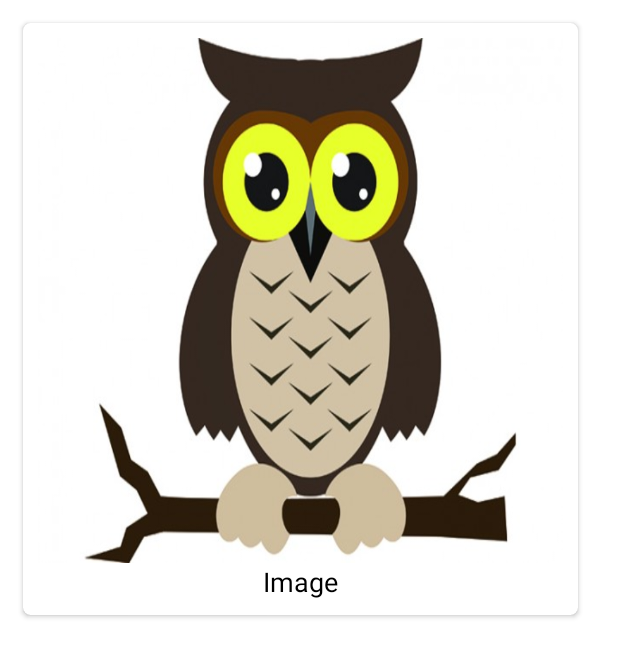
After one commit to 55Evo/Promesse, an Android app: the layout mascot_item.xml on its own in the app's theme, with its tools: preview values and no code run, on a phone screen of 412 x 824 dp. The commit adds this screen. Shown: the top 657 px of the screen. Run offline under Robolectric (Android 15) with nearby library versions, the phone set to English and light mode, and no system bars.

Commit message:
add selection mascot #3

```diff
--- a/app/build.gradle
+++ b/app/build.gradle
@@ -40,7 +40,7 @@ dependencies {
     implementation 'com.google.android.material:material:1.2.1'
     implementation 'androidx.constraintlayout:constraintlayout:2.0.4'
     implementation 'androidx.cardview:cardview:1.0.0'
-    testImplementation 'junit:junit:4.+'
+   testImplementation 'junit:junit:4.+'
     androidTestImplementation 'androidx.test.ext:junit:1.1.2'
     androidTestImplementation 'androidx.test.espresso:espresso-core:3.3.0'
     implementation 'com.github.mancj:MaterialSearchBar:0.8.5'
@@ -49,4 +49,5 @@ dependencies {
     implementation 'androidx.appcompat:appcompat:1.2.0'
 
 
+
 }
--- a/app/src/main/java/fr/gof/promesse/PromiseManagerActivity.kt
+++ b/app/src/main/java/fr/gof/promesse/PromiseManagerActivity.kt
@@ -10,6 +10,7 @@ import android.widget.TextView
 import android.widget.Toast
 import androidx.appcompat.app.AppCompatActivity
 import fr.gof.promesse.database.PromiseDataBase
+import fr.gof.promesse.model.Mascot
 import fr.gof.promesse.model.Promise
 import fr.gof.promesse.model.State
 import java.util.*
@@ -105,7 +106,7 @@ class PromiseManagerActivity : AppCompatActivity() {
             editTextTitle.error = getString(R.string.emptyField)
             return
         }
-        val defaultUser = promiseDataBase.createDefaultAccount()
+        val defaultUser = promiseDataBase.createDefaultAccount(Mascot("Super Mascotte", R.drawable.mascot1))
         val promise = Promise(
                 -1,
                 editTextTitle.text.toString(),
--- a/app/src/main/java/fr/gof/promesse/model/Mascot.kt
+++ b/app/src/main/java/fr/gof/promesse/model/Mascot.kt
@@ -1,4 +1,7 @@
 package fr.gof.promesse.model
 
-data class Mascot (val name : String) {
+data class Mascot (var name : String, var image_drawable :Int) {
+
+
+
 }
--- a/app/src/main/res/layout/activity_search.xml
+++ b/app/src/main/res/layout/activity_search.xml
@@ -22,7 +22,8 @@
         android:id="@+id/recycler_search"
         android:layout_width='match_parent'
         android:layout_height="match_parent"
-        android:layout_marginTop="64dp">
+        android:layout_marginTop="64dp"
+        android:orientation="horizontal">
 
     </androidx.recyclerview.widget.RecyclerView>
 
--- /dev/null
+++ b/app/src/main/res/layout/mascot_item.xml
@@ -0,0 +1,41 @@
+<?xml version="1.0" encoding="utf-8"?>
+<LinearLayout xmlns:android="http://schemas.android.com/apk/res/android"
+xmlns:app="http://schemas.android.com/apk/res-auto"
+android:padding="10dp"
+android:layout_width="wrap_content"
+android:layout_height="wrap_content">
+
+<androidx.cardview.widget.CardView
+    android:id="@+id/card_view"
+    android:layout_width="wrap_content"
+    android:layout_height="wrap_content"
+    app:cardCornerRadius="5dp"
+    android:layout_margin="5dp">
+
+    <LinearLayout
+        android:layout_width="wrap_content"
+        android:layout_height="wrap_content"
+        android:padding="10dp"
+        android:orientation="vertical">
+
+        <ImageView
+            android:layout_width="350dp"
+            android:layout_height="350dp"
+            android:src="@drawable/mascot1"
+            android:scaleType="fitXY"
+            android:id="@+id/mascotView" />
+
+        <TextView
+            android:layout_width="match_parent"
+            android:layout_height="match_parent"
+            android:id="@+id/mascotName"
+            android:gravity="center"
+            android:text="Image"
+            android:textColor="#000"
+            android:textSize="18sp" />
+
+    </LinearLayout>
+
+</androidx.cardview.widget.CardView>
+
+</LinearLayout>
--- a/app/src/main/res/values/themes.xml
+++ b/app/src/main/res/values/themes.xml
@@ -13,4 +13,5 @@
         <item name="android:statusBarColor" tools:targetApi="l">?attr/colorPrimaryVariant</item>
         <!-- Customize your theme here. -->
     </style>
+
 </resources>
```
Also changed, not shown: app/src/main/AndroidManifest.xml (+9 -2 lines), app/src/main/java/fr/gof/promesse/Adapter/MascotAdapter.kt (added, +57 -0 lines), app/src/main/java/fr/gof/promesse/ChooseMascotActivity.kt (added, +53 -0 lines), app/src/main/java/fr/gof/promesse/MainActivity.kt (+6 -4 lines), app/src/main/java/fr/gof/promesse/SearchActivity.kt (+15 -16 lines), app/src/main/java/fr/gof/promesse/database/PromiseDataBase.kt (+27 -3 lines), app/src/main/java/fr/gof/promesse/listener/MascotListener.kt (added, +34 -0 lines), app/src/main/java/fr/gof/promesse/utils/constants.kt (added, +9 -0 lines), app/src/main/res/layout/activity_mascot.xml (added, +17 -0 lines), app/src/main/res/drawable/mascot1.jpg (added), app/src/main/res/drawable/mascot2.jpg (added), app/src/main/res/drawable/mascot3.png (added), app/src/main/res/drawable/mascot4.jpg (added).
